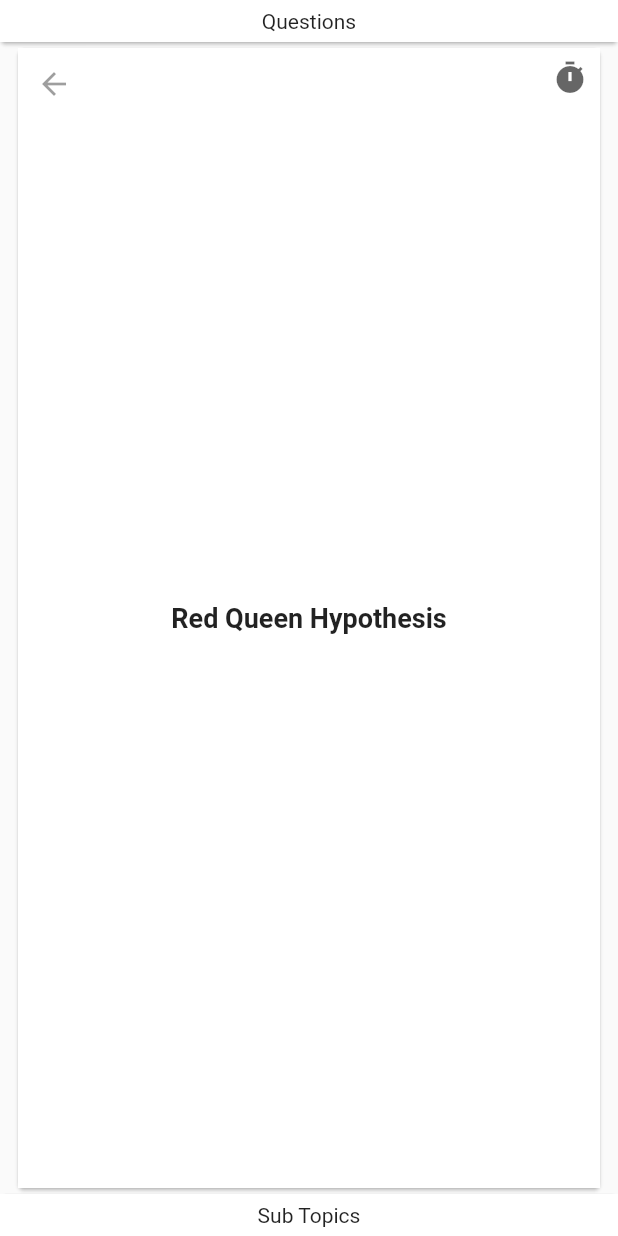
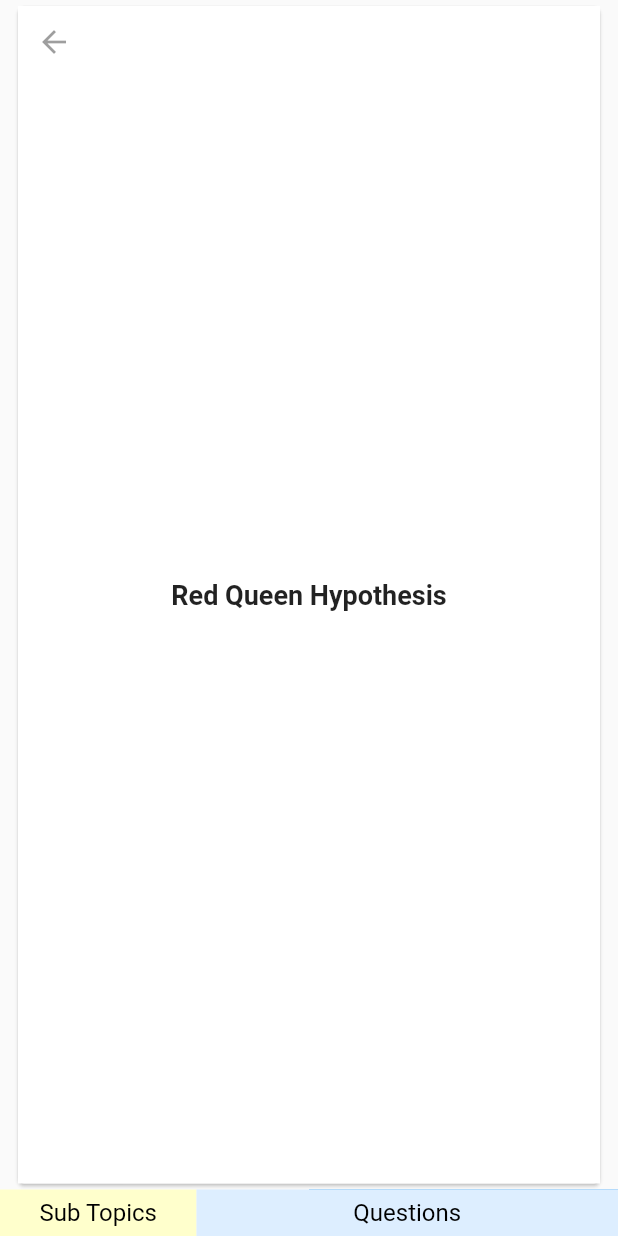
Before and after one commit to partnercloudsupport/infinity_study, a Flutter app: the screen it shows after launch, on a phone screen of 412 x 824 dp. Run offline on Flutter 3.47's test engine with Material 2 defaults, Android fonts, the phone set to English and light mode, and no system bars.

Commit message:
Reworked the layout. Added animations.

```diff
--- a/lib/main.dart
+++ b/lib/main.dart
@@ -5,7 +5,6 @@ import 'dart:convert';
 import 'package:flutter/material.dart';
 import 'package:flutter/services.dart';
 import 'package:infinity_study/countdown_timer.dart';
-import 'package:infinity_study/flip_card.dart';
 import 'package:infinity_study/main_topic.dart';
 import 'package:infinity_study/model/question.dart';
 import 'package:infinity_study/questions_menu.dart';
@@ -36,8 +35,7 @@ class CoreApp extends StatefulWidget {
 class _CoreAppState extends State<CoreApp> with SingleTickerProviderStateMixin {
   Topic root;
   bool dataLoaded = false;
-  bool isExpandedTopics = false;
-  bool isExpandedQuestions = false;
+  bool isExpanded = false;
   bool isQuizMode = false;
   Stopwatch stopwatch = new Stopwatch();
   Stopwatch stopwatch2 = new Stopwatch();
@@ -46,7 +44,9 @@ class _CoreAppState extends State<CoreApp> with SingleTickerProviderStateMixin {
   Topic currentTopic;
   List<Topic> subTopics;
   List<Question> questions;
-  double maxAvailableHeight = 300.0;
+  double maxAvailableHeight = 500.0;
+
+  TabController controller;
 
   Future loadMenu() async {
     String jsonString = await rootBundle.loadString('assets/knowledge.json');
@@ -60,7 +60,23 @@ class _CoreAppState extends State<CoreApp> with SingleTickerProviderStateMixin {
   void initState() {
     previousTopics = new Queue();
     loadMenu();
+    controller = new TabController(length: 2, vsync: this);
+    controller.index = 1;
+    controller.animation.addListener(() {
+      if (controller.offset < 0) {
+        controller.index = 1;
+        previousTopics;
+      }
+      setState(() {});
+    });
+
     super.initState();
+  }
+
+  @override
+  void dispose() {
+    controller.dispose();
+    super.dispose();
   }
 
   previousTopic() {
@@ -84,56 +100,27 @@ class _CoreAppState extends State<CoreApp> with SingleTickerProviderStateMixin {
   }
 
   double availableHeight() {
-    if (isExpandedQuestions && isExpandedTopics) {
-      return maxAvailableHeight / 2;
-    } else if ((!isExpandedQuestions && isExpandedTopics) ||
-        (isExpandedQuestions && !isExpandedTopics)) {
-      return maxAvailableHeight;
-    } else {
-      return 0.0;
-    }
+    return isExpanded ? maxAvailableHeight : 0.0;
   }
+
+  double _animatedHeight = 0.0;
+  Duration _subMenuDuration = new Duration(milliseconds: 400);
+  Curve _curve = Curves.easeInOut;
 
   @override
   Widget build(BuildContext context) {
+    if (root == null) {
+      return Container();
+    }
+
     return new Scaffold(
       body: Column(
         children: <Widget>[
-          !isQuizMode
-              ? GestureDetector(
-                  child: FlipCard(
-                    text: "Questions",
-                    color:
-                        isExpandedQuestions ? Color(0x10000000) : Colors.white,
-                    margin: EdgeInsets.all(0.0),
-                    padding: EdgeInsets.symmetric(vertical: 6.0),
-                    align: Alignment.center,
-                  ),
-                  onTap: () {
-                    isExpandedQuestions = !isExpandedQuestions;
-                    setState(() {});
-                  },
-                )
-              : Container(),
-          !isQuizMode
-              ? isExpandedQuestions
-                  ? QuestionsMenu(
-                      height: availableHeight(),
-                      questions: questions,
-                      callback: () {
-                        setState(() {});
-                      })
-                  : Container()
-              : Container(),
           Expanded(
             flex: 1,
             child: MainTopic(
               currentTopic: currentTopic,
               navigateBack: currentTopic == root ? null : previousTopic,
-              flipCard: () {
-                currentTopic.isBack = !currentTopic.isBack;
-                setState(() {});
-              },
               child: Stack(
                 children: <Widget>[
                   isQuizMode
@@ -202,24 +189,101 @@ class _CoreAppState extends State<CoreApp> with SingleTickerProviderStateMixin {
               ),
             ),
           ),
-          isExpandedTopics
-              ? SubTopicsMenu(
-                  height: availableHeight(),
-                  topics: subTopics,
-                  callback: drillTopic)
-              : Container(),
-          GestureDetector(
-            child: FlipCard(
-              text: "Sub Topics",
-              color: isExpandedTopics ? Color(0x10000000) : Colors.white,
-              margin: EdgeInsets.all(0.0),
-              padding: EdgeInsets.symmetric(vertical: 6.0),
-              align: Alignment.center,
+          AnimatedContainer(
+            height: _animatedHeight * availableHeight(),
+            duration: _subMenuDuration,
+            curve: _curve,
+            child: TabBarView(
+              controller: controller,
+              children: <Widget>[
+                Container(
+                  color: Color(0xFFFFFFDD),
+                  child: SubTopicsMenu(
+                      height: availableHeight(),
+                      topics: subTopics,
+                      callback: drillTopic),
+                ),
+                Container(
+                  color: Color(0xFFEFF4FF),
+                  child: QuestionsMenu(
+                      height: availableHeight(),
+                      questions: questions,
+                      callback: () {
+                        setState(() {});
+                      }),
+                ),
+              ],
             ),
-            onTap: () {
-              isExpandedTopics = !isExpandedTopics;
-              setState(() {});
-            },
+          ),
+          Stack(
+            children: [
+              DefaultTabController(
+                length: 2,
+                child: TabBar(
+                  controller: controller,
+                  tabs: [
+                    Container(),
+                    Container(),
+                  ],
+                ),
+              ),
+              GestureDetector(
+                onTap: () {
+                  isExpanded = !isExpanded;
+                  setState(() {
+                    _animatedHeight = isExpanded ? 1.0 : 0.0;
+                  });
+                },
+                child: Row(
+                  mainAxisAlignment: MainAxisAlignment.center,
+                  crossAxisAlignment: CrossAxisAlignment.center,
+                  children: [
+                    Container(
+                      width: MediaQuery.of(context).size.width / 2 -
+                          (controller.animation.value - 0.5) * 150,
+                      child: AnimatedContainer(
+                        duration: _subMenuDuration,
+                        curve: _curve,
+                        alignment: Alignment.center,
+                        color: Color.lerp(Color(0xFFFFFFCC), Color(0xFFFFFF33),
+                            _animatedHeight),
+                        child: Padding(
+                          padding: const EdgeInsets.all(6.0),
+                          child: new Text(
+                            "Sub Topics",
+                            style: TextStyle(
+                              color: Colors.black,
+                              fontSize: 16.0,
+                            ),
+                          ),
+                        ),
+                      ),
+                    ),
+                    Container(
+                      width: MediaQuery.of(context).size.width / 2 +
+                          (controller.animation.value - 0.5) * 150,
+                      child: AnimatedContainer(
+                        duration: _subMenuDuration,
+                        curve: _curve,
+                        color: Color.lerp(Color(0xFFDDEEFF), Color(0xFF55AAFF),
+                            _animatedHeight),
+                        alignment: Alignment.center,
+                        child: Padding(
+                          padding: const EdgeInsets.all(6.0),
+                          child: new Text(
+                            "Questions",
+                            style: TextStyle(
+                              color: Colors.black,
+                              fontSize: 16.0,
+                            ),
+                          ),
+                        ),
+                      ),
+                    ),
+                  ],
+                ),
+              ),
+            ],
           ),
         ],
       ),
--- a/lib/main_topic.dart
+++ b/lib/main_topic.dart
@@ -2,33 +2,91 @@ import 'package:flutter/material.dart';
 import 'package:infinity_study/main_topic_card.dart';
 import 'package:infinity_study/model/topic.dart';
 
-class MainTopic extends StatelessWidget {
+class MainTopic extends StatefulWidget {
   final Topic currentTopic;
   final Function navigateBack;
-  final Function flipCard;
   final Widget child;
 
-  MainTopic({this.currentTopic, this.navigateBack, this.flipCard, this.child});
+  MainTopic({this.currentTopic, this.navigateBack, this.child});
+
+  @override
+  _MainTopicState createState() => _MainTopicState();
+}
+
+class _MainTopicState extends State<MainTopic> with TickerProviderStateMixin {
+  AnimationController _controller;
+  Animation<double> _frontScale;
+  Animation<double> _backScale;
+
+  @override
+  void initState() {
+    super.initState();
+    _controller = new AnimationController(
+      vsync: this,
+      duration: const Duration(milliseconds: 400),
+    );
+    _frontScale = new Tween(
+      begin: 1.0,
+      end: 0.0,
+    ).animate(new CurvedAnimation(
+      parent: _controller,
+      curve: new Interval(0.0, 0.5, curve: Curves.easeIn),
+    ));
+    _backScale = new CurvedAnimation(
+      parent: _controller,
+      curve: new Interval(0.5, 1.0, curve: Curves.easeOut),
+    );
+  }
 
   @override
   Widget build(BuildContext context) {
     return new Container(
       padding: EdgeInsets.symmetric(horizontal: 8.0, vertical: 0.0),
       child: GestureDetector(
-        onTap: flipCard,
+        onTap: () {
+          setState(() {
+            widget.currentTopic.isBack = !widget.currentTopic.isBack;
+            if (_controller.isCompleted || _controller.velocity > 0)
+              _controller.reverse();
+            else
+              _controller.forward();
+          });
+        },
         child: Stack(
           children: <Widget>[
-            currentTopic?.isBack ?? false
-                ? MainTopicCard(
-                    text: currentTopic.description,
-                    color: new Color(0x22000000),
-                    onPressed: navigateBack,
-                  )
-                : MainTopicCard(
-                    text: currentTopic.name,
-                    onPressed: navigateBack,
-                  ),
-            child ?? Container(),
+            new AnimatedBuilder(
+              child: MainTopicCard(
+                text: widget.currentTopic.description,
+                color: new Color(0x22000000),
+                onPressed: widget.navigateBack,
+              ),
+              animation: _backScale,
+              builder: (BuildContext context, Widget child) {
+                final Matrix4 transform = new Matrix4.identity()
+                  ..scale(_backScale.value, 1.0, 1.0);
+                return new Transform(
+                  transform: transform,
+                  alignment: FractionalOffset.center,
+                  child: child,
+                );
+              },
+            ),
+            new AnimatedBuilder(
+              child: MainTopicCard(
+                text: widget.currentTopic.name,
+                onPressed: widget.navigateBack,
+              ),
+              animation: _frontScale,
+              builder: (BuildContext context, Widget child) {
+                final Matrix4 transform = new Matrix4.identity()
+                  ..scale(_frontScale.value, 1.0, 1.0);
+                return new Transform(
+                  transform: transform,
+                  alignment: FractionalOffset.center,
+                  child: child,
+                );
+              },
+            ),
           ],
         ),
       ),
```
